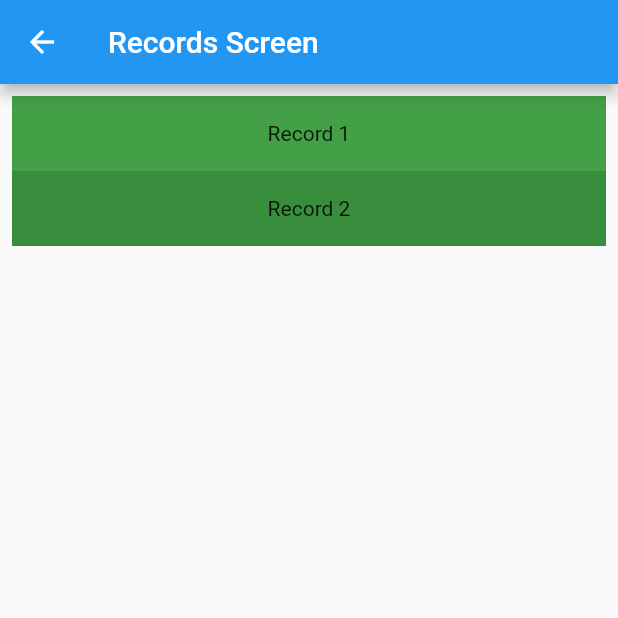
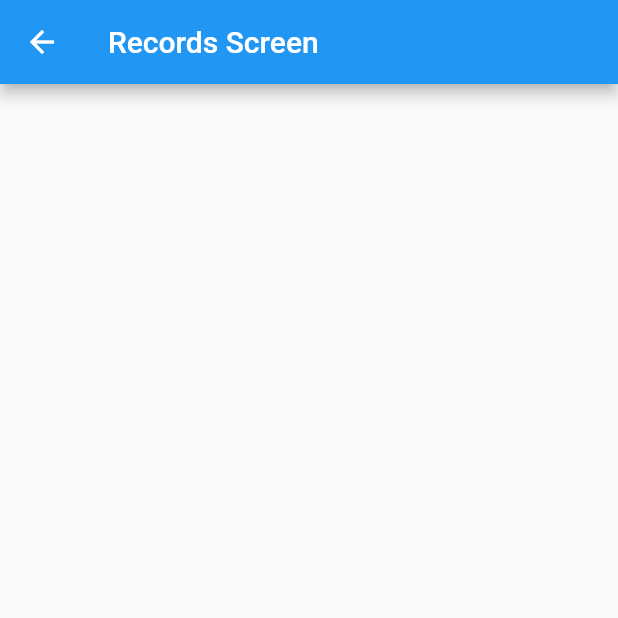
Before and after one commit to mancheskiL/OptionChooser, a Flutter app: the screen it shows after launch, after a tap on the "android" icon, on a phone screen of 412 x 824 dp, the top half of it. Run offline on Flutter 3.47's test engine with Material 2 defaults, Android fonts, the phone set to English and light mode, and no system bars.

Commit message:
working on records route logic

```diff
--- a/lib/main.dart
+++ b/lib/main.dart
@@ -4,11 +4,19 @@ import 'package:option_chooser/screens/list.dart';
 import 'package:option_chooser/screens/records.dart';
 import 'package:provider/provider.dart';
 import 'package:option_chooser/models/list.dart';
+import 'package:option_chooser/models/records.dart';
 
 void main() {
   runApp(
-    ChangeNotifierProvider(
-      create: (context) => ListModel(),
+    // ChangeNotifierProvider(
+    //   create: (context) => ListModel(),
+    //   child: MyApp(),
+    // ),
+    MultiProvider(
+      providers: [
+        ChangeNotifierProvider(create: (context) => ListModel()),
+        ChangeNotifierProvider(create: (context) => RecordsModel())
+      ],
       child: MyApp(),
     ),
   );
--- a/lib/models/list.dart
+++ b/lib/models/list.dart
@@ -1,9 +1,11 @@
 import 'package:flutter/cupertino.dart';
+import 'package:option_chooser/models/records.dart';
 
 class ListModel extends ChangeNotifier {
   List<Item> list = [];
+  RecordsModel records = RecordsModel();
 
-  void add(String title) {
+  Item add(String title) {
     var newId = list.length;
     var newItem = new Item(title, newId);
     list.add(newItem);
@@ -16,6 +18,7 @@ class ListModel extends ChangeNotifier {
 
     workingItem.complete = true;
     workingItem.finishedDate = DateTime.now();
+    records.add(workingItem);
 
     // at this point, seems safe to say any change to this class, must call notifyListener
     notifyListeners();
--- /dev/null
+++ b/lib/models/records.dart
@@ -0,0 +1,10 @@
+import 'package:flutter/cupertino.dart';
+
+class RecordsModel extends ChangeNotifier {
+  List list = [];
+
+  void add(item) {
+    list.add(item);
+    notifyListeners();
+  }
+}
--- a/lib/screens/list.dart
+++ b/lib/screens/list.dart
@@ -1,6 +1,7 @@
 import 'package:flutter/material.dart';
 import 'package:provider/provider.dart';
 import 'package:option_chooser/models/list.dart';
+import 'package:option_chooser/models/records.dart';
 
 class MyList extends StatelessWidget {
   @override
--- a/lib/screens/records.dart
+++ b/lib/screens/records.dart
@@ -1,23 +1,29 @@
 import 'package:flutter/material.dart';
 import 'package:provider/provider.dart';
+import 'package:option_chooser/models/records.dart';
 
 class MyRecords extends StatelessWidget {
   @override
   Widget build(BuildContext context) {
     return Scaffold(
       appBar: AppBar(title: Text('Records Screen')),
-      body: ListView(padding: EdgeInsets.all(8), children: <Widget>[
-        Container(
-          height: 50,
-          color: Colors.green[600],
-          child: Center(child: Text('Record 1')),
-        ),
-        Container(
-          height: 50,
-          color: Colors.green[700],
-          child: Center(child: Text('Record 2')),
-        ),
-      ]),
+      body: Consumer<RecordsModel>(
+        builder: (context, records, child) => ListView.builder(
+            padding: const EdgeInsets.all(8),
+            itemCount: records.list.length,
+            itemBuilder: (BuildContext context, int index) {
+              return ListTile(
+                title: Text('${records.list[index].title}'),
+                subtitle:
+                    Text('Completed on ${records.list[index].finishedDate}'),
+                // currently the records screen makes an entry whenever something is added to ListModel
+                // we only want things added when an item is 'completed'
+                // we can use a 'selector' to watch for this change,
+                // but then we need an index to watch each selector
+                // where do we get this index from???
+              );
+            }),
+      ),
     );
   }
 }
```
